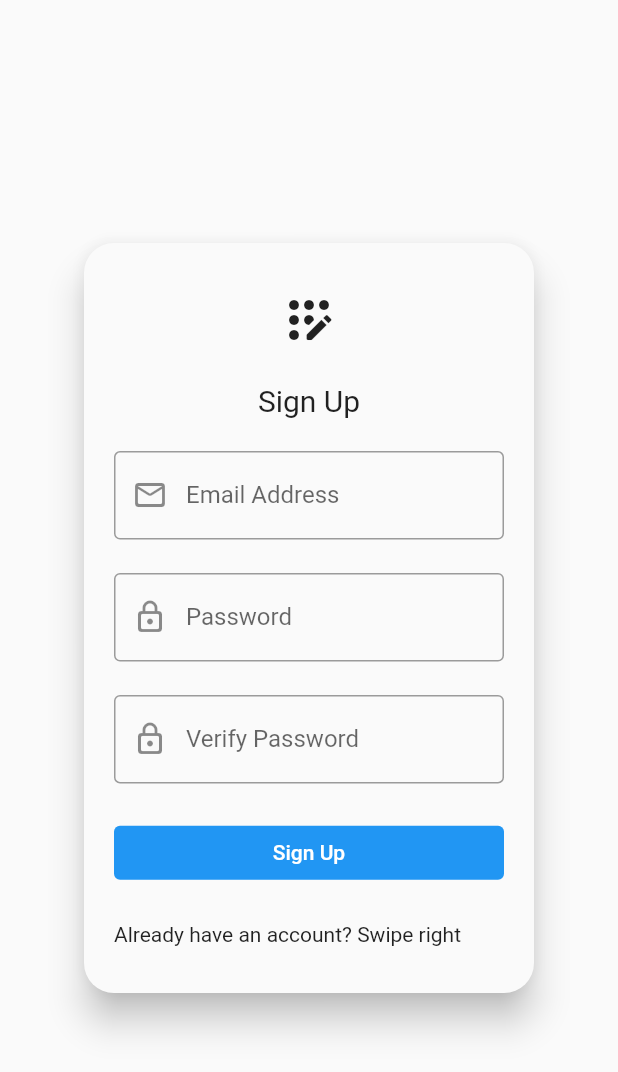
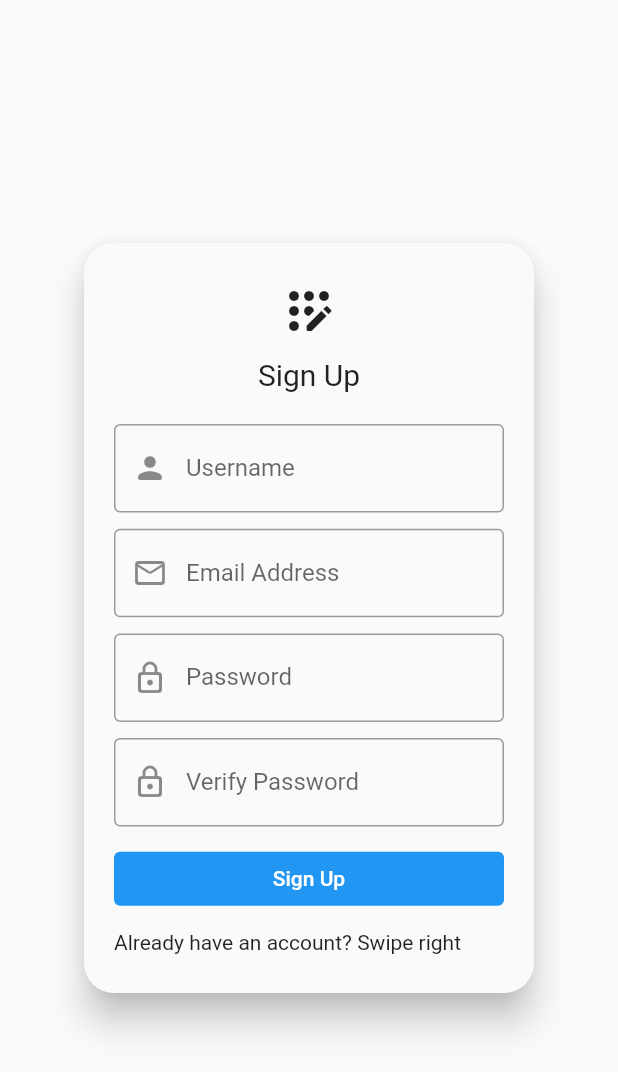
Before and after one commit to Erkebulan-Akhmediya/expense_tracker, a Flutter app: the screen it shows after launch, swiped to page 2, on a phone screen of 412 x 824 dp. Shown: the top 1072 px of the screen. Run offline on Flutter 3.47's test engine with Material 2 defaults, Android fonts, the phone set to English and light mode, and no system bars; our stand-ins replace cloud_firestore, firebase_auth, firebase_core, fl_chart, google_fonts; accounts and stored records are empty.

```diff
--- a/lib/auth/sign_up.dart
+++ b/lib/auth/sign_up.dart
@@ -1,21 +1,61 @@
+import 'package:firebase_auth/firebase_auth.dart';
 import 'package:flutter/material.dart';
 
-import 'auth.dart';
+import '../controllers/auth.controller.dart';
 
-class SignUp extends StatelessWidget {
-  SignUp({super.key});
+class SignUp extends StatefulWidget {
+  const SignUp({super.key});
 
+  @override
+  State<SignUp> createState() => _SignUpState();
+
+}
+
+class _SignUpState extends State<SignUp> {
+  String? errorMessage = '';
+
+  final TextEditingController _usernameController = TextEditingController();
   final TextEditingController _emailController = TextEditingController();
   final TextEditingController _passwordController = TextEditingController();
+  final TextEditingController _passwordVerificationController = TextEditingController();
 
   Future<void> createUserWithEmailAndPassword() async {
     try {
+      verifyPassword(
+        _passwordController.text,
+        _passwordVerificationController.text,
+      );
       await Auth().createUserWithEmailAndPassword(
+        username: _usernameController.text,
         email: _emailController.text,
         password: _passwordController.text,
       );
-    } catch (e) {
-      // TODO: implement error message
+    } on FirebaseAuthException catch (e) {
+      setState(() {
+        errorMessage = e.message;
+      });
+    }
+  }
+
+  void verifyPassword(String firstPassword, String secondPassword) {
+    if (firstPassword != secondPassword) {
+      throw FirebaseAuthException(
+        code: 'operation-not-allowed',
+        message: 'Password Verification Failed',
+      );
+    }
+  }
+
+  Widget _error() {
+    if (errorMessage == '') {
+      return Container();
+    } else {
+      return Text(
+        errorMessage!,
+        style: const TextStyle(
+          color: Colors.red,
+        ),
+      );
     }
   }
 
@@ -46,6 +86,15 @@ class SignUp extends StatelessWidget {
                     fontSize: 20,
                   ),
                 ),
+                _error(),
+                TextField(
+                  controller: _usernameController,
+                  decoration: const InputDecoration(
+                    prefixIcon: Icon(Icons.person_rounded),
+                    labelText: 'Username',
+                    border: OutlineInputBorder(),
+                  ),
+                ),
                 TextField(
                   controller: _emailController,
                   decoration: const InputDecoration(
@@ -62,8 +111,9 @@ class SignUp extends StatelessWidget {
                     border: OutlineInputBorder(),
                   ),
                 ),
-                const TextField(
-                  decoration: InputDecoration(
+                TextField(
+                  controller: _passwordVerificationController,
+                  decoration: const InputDecoration(
                     prefixIcon: Icon(Icons.lock_outline_rounded),
                     labelText: 'Verify Password',
                     border: OutlineInputBorder(),
@@ -99,5 +149,4 @@ class SignUp extends StatelessWidget {
       ),
     );
   }
-
 }
--- a/lib/auth/signin_signup.dart
+++ b/lib/auth/signin_signup.dart
@@ -14,7 +14,7 @@ class SignInSignUp extends StatelessWidget {
     return Scaffold(
       body: PageView(
         controller: _controller,
-        children: <Widget>[
+        children: const <Widget>[
           SignIn(),
           SignUp(),
         ],
--- a/lib/auth/auth.dart
+++ b/lib/controllers/auth.controller.dart
@@ -1,6 +1,9 @@
+import 'package:expense_tracker/controllers/user.controller.dart';
+import 'package:expense_tracker/models/user.model.dart';
 import 'package:firebase_auth/firebase_auth.dart';
 
 class Auth {
+  final UserController _userController = UserController();
   final FirebaseAuth _auth = FirebaseAuth.instance;
 
   User? get currentUser => _auth.currentUser;
@@ -18,6 +21,7 @@ class Auth {
   }
 
   Future<void> createUserWithEmailAndPassword({
+    required String username,
     required String email,
     required String password,
   }) async {
@@ -25,6 +29,13 @@ class Auth {
       email: email,
       password: password,
     );
+    await _userController.createUser(
+      UserModel(
+        username: username,
+        email: email,
+        password: password,
+      ),
+    );
   }
 
   Future<void> signOut() async {
--- /dev/null
+++ b/lib/controllers/user.controller.dart
@@ -0,0 +1,12 @@
+import 'package:cloud_firestore/cloud_firestore.dart';
+import 'package:expense_tracker/models/user.model.dart';
+
+class UserController {
+  UserController();
+
+  final _db = FirebaseFirestore.instance;
+
+  Future<void> createUser(UserModel user) async {
+    await _db.collection('Users').add(user.toMap());
+  }
+}
--- /dev/null
+++ b/lib/models/user.model.dart
@@ -0,0 +1,19 @@
+class UserModel {
+  final String username;
+  final String email;
+  final String password;
+
+  const UserModel({
+    required this.username,
+    required this.email,
+    required this.password,
+  });
+
+  Map<String, dynamic> toMap() {
+    return {
+      'username': username,
+      'email': email,
+      'password': password,
+    };
+  }
+}
--- a/lib/profile.dart
+++ b/lib/profile.dart
@@ -1,4 +1,4 @@
-import 'package:expense_tracker/auth/auth.dart';
+import 'package:expense_tracker/controllers/auth.controller.dart';
 import 'package:flutter/material.dart';
 
 class Profile extends StatelessWidget {
--- a/lib/root.dart
+++ b/lib/root.dart
@@ -1,4 +1,4 @@
-import 'package:expense_tracker/auth/auth.dart';
+import 'package:expense_tracker/controllers/auth.controller.dart';
 import 'package:expense_tracker/auth/signin_signup.dart';
 import 'package:expense_tracker/homepage.dart';
 import 'package:flutter/material.dart';
--- a/pubspec.yaml
+++ b/pubspec.yaml
@@ -41,6 +41,7 @@ dependencies:
   google_fonts: ^5.1.0
   firebase_core: ^2.14.0
   firebase_auth: ^4.6.3
+  cloud_firestore: ^4.8.1
 
 dev_dependencies:
   flutter_test:
```
Also changed, not shown: lib/auth/sign_in.dart (+30 -6 lines), pubspec.lock, 2 other files.
